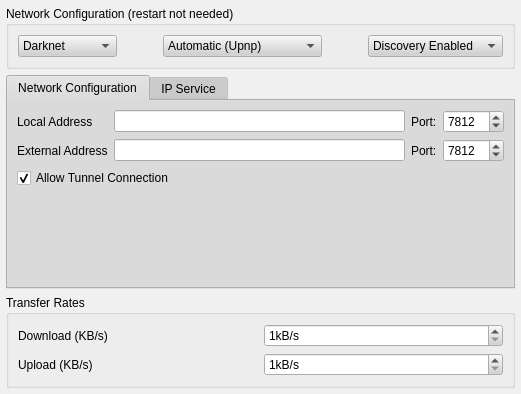
Before: the Qt Designer form retroshare-gui/src/gui/settings/ServerPage.ui in RetroShare/RetroShare, drawn with Qt 5.
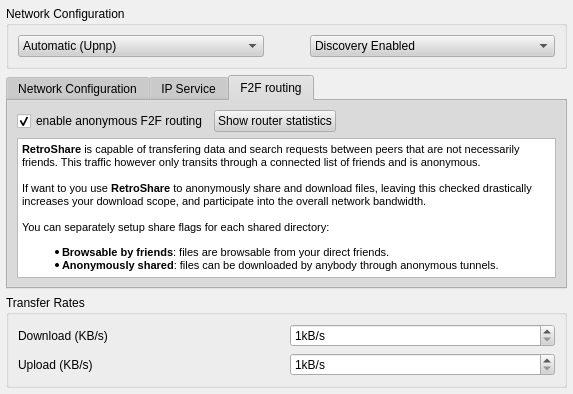
After: the same form once the commit is applied. The open tabs and pages were chosen to show the change.

Commit message: update start wizard, change gui settings directory into ssl profile directory (RestroShare.conf)

```diff
--- a/retroshare-gui/src/gui/settings/ServerPage.ui
+++ b/retroshare-gui/src/gui/settings/ServerPage.ui
@@ -6,7 +6,7 @@
    <rect>
     <x>0</x>
     <y>0</y>
-    <width>483</width>
+    <width>573</width>
     <height>394</height>
    </rect>
   </property>
@@ -504,41 +504,11 @@
       </sizepolicy>
      </property>
      <property name="title">
-      <string>Network Configuration (restart not needed)</string>
+      <string>Network Configuration</string>
      </property>
      <layout class="QHBoxLayout">
       <item>
        <layout class="QHBoxLayout" name="horizontalLayout_2">
-        <item>
-         <widget class="QComboBox" name="comboBoxdarknetwot">
-          <item>
-           <property name="text">
-            <string>Darknet</string>
-           </property>
-          </item>
-          <item>
-           <property name="text">
-            <string>Web of Trust</string>
-           </property>
-          </item>
-         </widget>
-        </item>
-        <item>
-         <spacer name="horizontalSpacer_2">
-          <property name="orientation">
-           <enum>Qt::Horizontal</enum>
-          </property>
-          <property name="sizeType">
-           <enum>QSizePolicy::Minimum</enum>
-          </property>
-          <property name="sizeHint" stdset="0">
-           <size>
-            <width>40</width>
-            <height>20</height>
-           </size>
-          </property>
-         </spacer>
-        </item>
         <item>
          <widget class="QComboBox" name="netModeComboBox">
           <item>
@@ -823,6 +793,67 @@
        </item>
       </layout>
      </widget>
+     <widget class="QWidget" name="tab_3">
+      <attribute name="title">
+       <string>F2F routing</string>
+      </attribute>
+      <layout class="QVBoxLayout" name="verticalLayout_3">
+       <item>
+        <layout class="QHBoxLayout" name="horizontalLayout">
+         <item>
+          <widget class="QCheckBox" name="_enableTurtleCB">
+           <property name="text">
+            <string>enable anonymous F2F routing</string>
+           </property>
+           <property name="checked">
+            <bool>true</bool>
+           </property>
+          </widget>
+         </item>
+         <item>
+          <widget class="QPushButton" name="_showTurtleDialogPB">
+           <property name="text">
+            <string>Show router statistics</string>
+           </property>
+          </widget>
+         </item>
+         <item>
+          <spacer name="horizontalSpacer">
+           <property name="orientation">
+            <enum>Qt::Horizontal</enum>
+           </property>
+           <property name="sizeHint" stdset="0">
+            <size>
+             <width>40</width>
+             <height>20</height>
+            </size>
+           </property>
+          </spacer>
+         </item>
+        </layout>
+       </item>
+       <item>
+        <widget class="QTextEdit" name="textEdit">
+         <property name="readOnly">
+          <bool>true</bool>
+         </property>
+         <property name="html">
+          <string>&lt;!DOCTYPE HTML PUBLIC &quot;-//W3C//DTD HTML 4.0//EN&quot; &quot;http://www.w3.org/TR/REC-html40/strict.dtd&quot;&gt;
+&lt;html&gt;&lt;head&gt;&lt;meta name=&quot;qrichtext&quot; content=&quot;1&quot; /&gt;&lt;style type=&quot;text/css&quot;&gt;
+p, li { white-space: pre-wrap; }
+&lt;/style&gt;&lt;/head&gt;&lt;body style=&quot; font-family:'DejaVu Sans'; font-size:10pt; font-weight:400; font-style:normal;&quot;&gt;
+&lt;p style=&quot; margin-top:0px; margin-bottom:0px; margin-left:0px; margin-right:0px; -qt-block-indent:0; text-indent:0px;&quot;&gt;&lt;span style=&quot; font-family:'Sans'; font-size:8pt; font-weight:600;&quot;&gt;RetroShare&lt;/span&gt;&lt;span style=&quot; font-family:'Sans'; font-size:8pt;&quot;&gt; is capable of transfering data and search requests between peers that are not necessarily friends. This traffic however only transits through a connected list of friends and is anonymous.&lt;/span&gt;&lt;/p&gt;
+&lt;p style=&quot;-qt-paragraph-type:empty; margin-top:0px; margin-bottom:0px; margin-left:0px; margin-right:0px; -qt-block-indent:0; text-indent:0px; font-family:'Sans'; font-size:8pt;&quot;&gt;&lt;/p&gt;
+&lt;p style=&quot; margin-top:0px; margin-bottom:0px; margin-left:0px; margin-right:0px; -qt-block-indent:0; text-indent:0px;&quot;&gt;&lt;span style=&quot; font-family:'Sans'; font-size:8pt;&quot;&gt;If want to you use &lt;/span&gt;&lt;span style=&quot; font-family:'Sans'; font-size:8pt; font-weight:600;&quot;&gt;RetroShare&lt;/span&gt;&lt;span style=&quot; font-family:'Sans'; font-size:8pt;&quot;&gt; to anonymously share and download files, leaving this checked drastically increases your download scope, and participate into the overall network bandwidth. &lt;/span&gt;&lt;/p&gt;
+&lt;p style=&quot;-qt-paragraph-type:empty; margin-top:0px; margin-bottom:0px; margin-left:0px; margin-right:0px; -qt-block-indent:0; text-indent:0px; font-family:'Sans'; font-size:8pt;&quot;&gt;&lt;/p&gt;
+&lt;p style=&quot; margin-top:0px; margin-bottom:0px; margin-left:0px; margin-right:0px; -qt-block-indent:0; text-indent:0px;&quot;&gt;&lt;span style=&quot; font-family:'Sans'; font-size:8pt;&quot;&gt;You can separately setup share flags for each shared directory:&lt;/span&gt;&lt;/p&gt;
+&lt;ul style=&quot;-qt-list-indent: 1;&quot;&gt;&lt;li style=&quot; font-family:'Sans'; font-size:8pt;&quot; style=&quot; margin-top:12px; margin-bottom:0px; margin-left:0px; margin-right:0px; -qt-block-indent:0; text-indent:0px;&quot;&gt;&lt;span style=&quot; font-weight:600;&quot;&gt;Browsable by friends&lt;/span&gt;: files are browsable from your direct friends.&lt;/li&gt;
+&lt;li style=&quot; font-family:'Sans'; font-size:8pt;&quot; style=&quot; margin-top:0px; margin-bottom:12px; margin-left:0px; margin-right:0px; -qt-block-indent:0; text-indent:0px;&quot;&gt;&lt;span style=&quot; font-weight:600;&quot;&gt;Anonymously shared&lt;/span&gt;: files can be downloaded by anybody through anonymous tunnels.&lt;/li&gt;&lt;/ul&gt;&lt;/body&gt;&lt;/html&gt;</string>
+         </property>
+        </widget>
+       </item>
+      </layout>
+     </widget>
     </widget>
    </item>
   </layout>
```
The commit also changes 15 other files.
